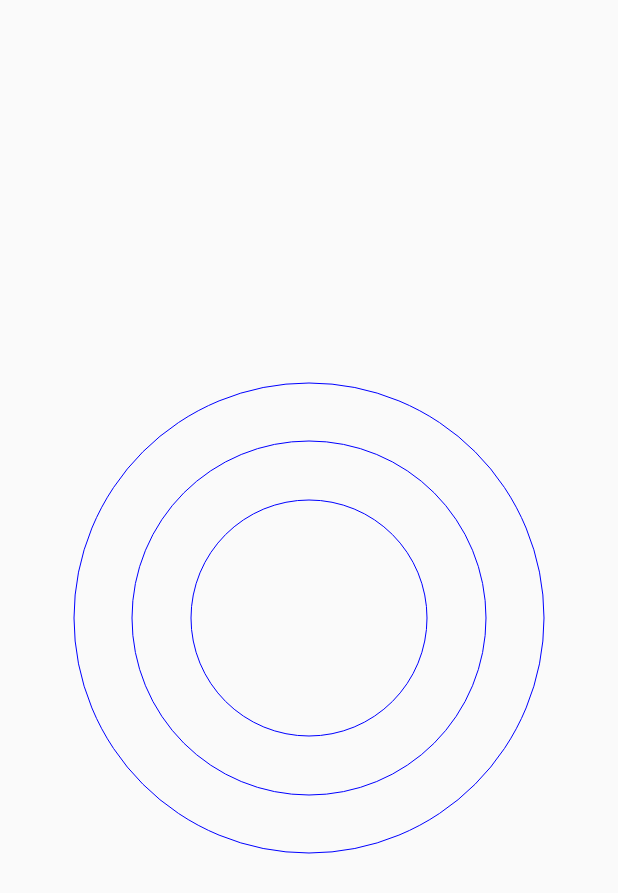
After one commit to kevin321happy/CustomViewTrain, an Android app: the CheckVirusActivity screen opened directly, with no data from a screen before it, on a phone screen of 412 x 824 dp. The commit adds this screen. Shown: the top 893 px of the screen. Run offline under Robolectric (Android 15) with nearby library versions, the phone set to English and light mode, and no system bars.

Commit message:
圆环的绘制

```diff
--- a/bezierview/src/main/AndroidManifest.xml
+++ b/bezierview/src/main/AndroidManifest.xml
@@ -16,14 +16,12 @@
             </intent-filter>
         </activity>
         <!--高阶贝塞尔的界面-->
-        <activity android:name=".BezierViewActivity">
-        </activity>
-
+        <activity android:name=".BezierViewActivity"></activity>
         <!--进度表盘界面-->
-        <activity android:name=".ProgressPlateActivtiy">
-        </activity>
+        <activity android:name=".ProgressPlateActivtiy"></activity>
         <!--粘性下拉控件-->
-        <activity android:name=".PullViscousActivity"/>
+        <activity android:name=".PullViscousActivity" />
+        <!--仿华为检查病毒控件-->
+        <activity android:name=".CheckVirusActivity" />
     </application>
-
 </manifest>
--- /dev/null
+++ b/bezierview/src/main/java/com/wh/jxd/com/bezierview/CheckVirusActivity.java
@@ -0,0 +1,18 @@
+package com.wh.jxd.com.bezierview;
+
+import android.app.Activity;
+import android.os.Bundle;
+import android.support.annotation.Nullable;
+
+/**
+ * Created by kevin321vip on 2018/2/1.
+ */
+
+public class CheckVirusActivity extends Activity {
+
+    @Override
+    protected void onCreate(@Nullable Bundle savedInstanceState) {
+        super.onCreate(savedInstanceState);
+        setContentView(R.layout.activity_checkvirus);
+    }
+}
--- a/bezierview/src/main/java/com/wh/jxd/com/bezierview/MainActivity.java
+++ b/bezierview/src/main/java/com/wh/jxd/com/bezierview/MainActivity.java
@@ -55,6 +55,8 @@ public class MainActivity extends AppCompatActivity implements  NavigationView.O
                 startActivity(intent);
                 break;
             case R.id.nav_four:
+                intent=new Intent(this,CheckVirusActivity.class);
+                startActivity(intent);
                 break;
             case R.id.nav_five:
                 break;
--- a/bezierview/src/main/java/com/wh/jxd/com/bezierview/widget/CheckVirusView.java
+++ b/bezierview/src/main/java/com/wh/jxd/com/bezierview/widget/CheckVirusView.java
@@ -1,6 +1,10 @@
 package com.wh.jxd.com.bezierview.widget;
 
 import android.content.Context;
+import android.graphics.Canvas;
+import android.graphics.Color;
+import android.graphics.Paint;
+import android.graphics.Path;
 import android.support.annotation.Nullable;
 import android.util.AttributeSet;
 import android.view.View;
@@ -11,15 +15,91 @@ import android.view.View;
  */
 
 public class CheckVirusView extends View {
+
+    private Paint mPaint;
+    /**
+     * 画笔的宽度
+     */
+    private int mStrokeWidth = 15;
+    /**
+     * 圆心的X,Y
+     */
+    private int mCPointx, mCPointy;
+    /**
+     * 最外圈圆的半径
+     */
+    private int mRadius;
+    /**
+     * 画笔的颜色
+     */
+    private int mPaintColor = Color.BLUE;
+    private Path mPath;
+
     public CheckVirusView(Context context) {
         super(context);
+        init(context, null);
     }
 
     public CheckVirusView(Context context, @Nullable AttributeSet attrs) {
         super(context, attrs);
+        init(context, attrs);
     }
 
     public CheckVirusView(Context context, @Nullable AttributeSet attrs, int defStyleAttr) {
         super(context, attrs, defStyleAttr);
+        init(context, attrs);
+    }
+
+    @Override
+    protected void onMeasure(int widthMeasureSpec, int heightMeasureSpec) {
+        super.onMeasure(widthMeasureSpec, heightMeasureSpec);
+        int widthSize = MeasureSpec.getSize(widthMeasureSpec);
+        int heightSize = MeasureSpec.getSize(heightMeasureSpec);
+        mCPointx = widthSize / 2;
+        mCPointy = heightSize / 2;
+        mRadius = widthSize / 2 - mStrokeWidth;
+    }
+
+
+    /**
+     * 初始化
+     *
+     * @param context
+     * @param attrs
+     */
+    private void init(Context context, AttributeSet attrs) {
+        mPaint = new Paint();
+        mPaint.setAntiAlias(true);
+        mPaint.setDither(true);
+        mPaint.setColor(mPaintColor);
+        mPaint.setStyle(Paint.Style.STROKE);
+
+        mPath = new Path();
+
+
+    }
+
+    /**
+     * 绘制内容
+     *
+     * @param canvas
+     */
+    @Override
+    protected void onDraw(Canvas canvas) {
+        super.onDraw(canvas);
+        drawCircle(canvas);
+//        canvas.drawCircle();
+
+    }
+
+    /**
+     * 绘制圆圈
+     *
+     * @param canvas
+     */
+    private void drawCircle(Canvas canvas) {
+        for (int i = 0; i < 3; i++) {
+            canvas.drawCircle(mCPointx, mCPointy, mRadius - (mRadius * i / 4), mPaint);
+        }
     }
 }
--- /dev/null
+++ b/bezierview/src/main/res/layout/activity_checkvirus.xml
@@ -0,0 +1,14 @@
+<?xml version="1.0" encoding="utf-8"?>
+<LinearLayout xmlns:android="http://schemas.android.com/apk/res/android"
+    android:layout_width="match_parent"
+    android:layout_height="match_parent"
+    android:gravity="center"
+    android:orientation="vertical">
+
+
+    <com.wh.jxd.com.bezierview.widget.CheckVirusView
+        android:layout_width="500px"
+        android:layout_height="500px" />
+
+
+</LinearLayout>
--- a/bezierview/src/main/res/menu/drawer_view.xml
+++ b/bezierview/src/main/res/menu/drawer_view.xml
@@ -16,7 +16,7 @@
         <item
             android:id="@+id/nav_four"
             android:icon="@drawable/ic_sun"
-            android:title="" />
+            android:title="仿华为扫描病毒控件" />
     </group>
 
     <item android:title="其他">
```
